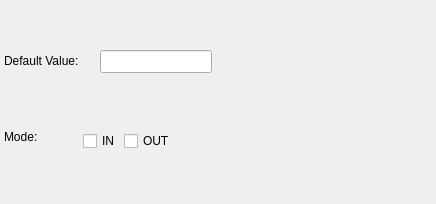
Qt form libpgmodeler_ui/ui/parameterwidget.ui (pgmodeler/pgmodeler) before a commit.
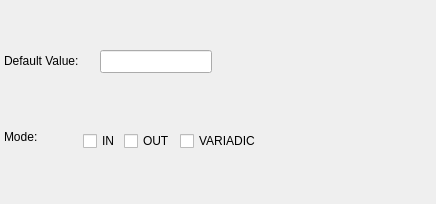
The same form after that commit.

What changed in the file:
```diff
--- a/libpgmodeler_ui/ui/parameterwidget.ui
+++ b/libpgmodeler_ui/ui/parameterwidget.ui
@@ -78,7 +78,7 @@
     <rect>
      <x>83</x>
      <y>129</y>
-     <width>137</width>
+     <width>197</width>
      <height>24</height>
     </rect>
    </property>
@@ -100,6 +100,13 @@
       </property>
      </widget>
     </item>
+    <item>
+     <widget class="QCheckBox" name="param_variadic_chk">
+      <property name="text">
+       <string>VARIADIC</string>
+      </property>
+     </widget>
+    </item>
     <item>
      <spacer name="horizontalSpacer">
       <property name="orientation">
```
